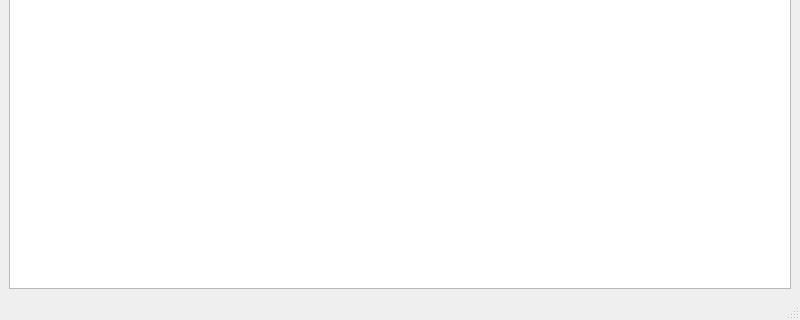
First picture: the form in main.ui, repository Meronor/-Kaliningrad---Kiselev-, before the edit; both pictures show x 0 to 800 and y 280 to 600 of the 800 by 600 pixel window.
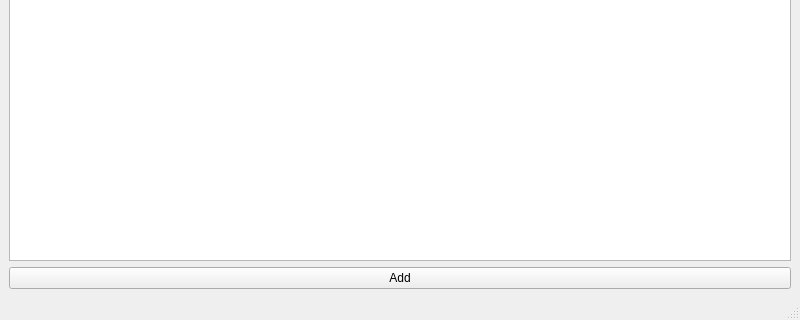
Second picture: the form after the edit.

The edit to the form file:
```diff
--- a/main.ui
+++ b/main.ui
@@ -14,10 +14,17 @@
    <string>MainWindow</string>
   </property>
   <widget class="QWidget" name="centralwidget">
-   <layout class="QHBoxLayout" name="horizontalLayout">
+   <layout class="QVBoxLayout" name="verticalLayout">
     <item>
      <widget class="QTableWidget" name="tableWidget"/>
     </item>
+    <item>
+     <widget class="QPushButton" name="pushButton">
+      <property name="text">
+       <string>Add</string>
+      </property>
+     </widget>
+    </item>
    </layout>
   </widget>
   <widget class="QMenuBar" name="menubar">
```
